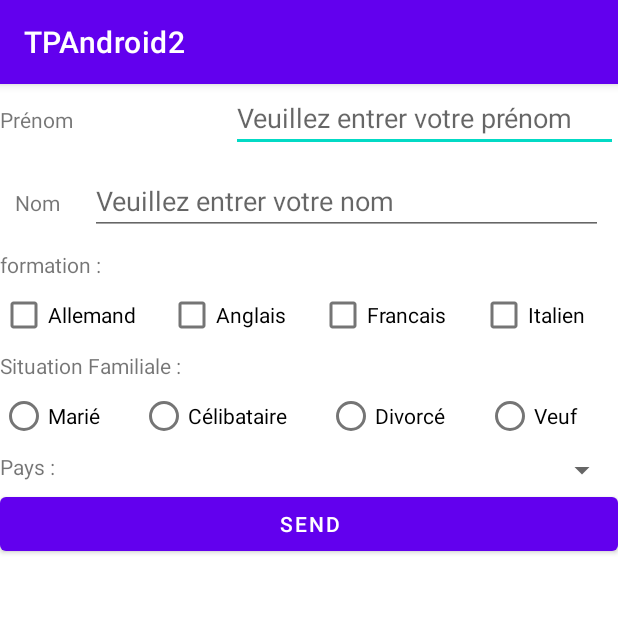
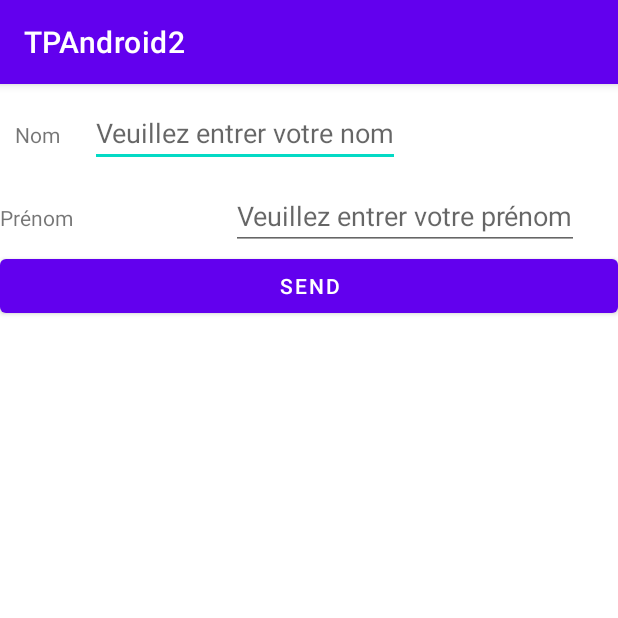
Before and after one commit to gretandroid/TP2Android, an Android app: the screen it shows after launch (MainActivity), on a phone screen of 412 x 824 dp, the top half of it. Run offline under Robolectric (Android 15) with nearby library versions, the phone set to English and light mode, and no system bars.

Commit message:
Revert "dernier changement en date"
This reverts commit 9f593d61

```diff
--- a/app/src/main/res/layout/activity_main.xml
+++ b/app/src/main/res/layout/activity_main.xml
@@ -3,43 +3,12 @@
 <LinearLayout xmlns:android="http://schemas.android.com/apk/res/android"
     xmlns:app="http://schemas.android.com/apk/res-auto"
     xmlns:tools="http://schemas.android.com/tools"
-    android:id="@+id/globalLayout"
     android:layout_width="match_parent"
-    android:layout_height="wrap_content"
+    android:layout_height="match_parent"
     android:orientation="vertical"
     tools:context=".MainActivity">
 
-
     <LinearLayout
-        android:id="@+id/personnalInfoLayout"
-        android:layout_width="match_parent"
-        android:layout_height="match_parent"
-        android:orientation="vertical">
-
-        <LinearLayout
-            android:id="@+id/firstNameLayout"
-            android:layout_width="match_parent"
-            android:layout_height="match_parent"
-            android:orientation="horizontal">
-
-            <TextView
-                android:layout_width="wrap_content"
-                android:layout_height="wrap_content"
-                android:hint="Veuillez entrer votre nom"
-                android:text="Prénom" />
-
-            <EditText
-                android:id="@+id/firstNameEditText"
-                android:layout_width="match_parent"
-                android:layout_height="wrap_content"
-                android:hint="Veuillez entrer votre prénom">
-
-            </EditText>
-
-        </LinearLayout>
-
-        <LinearLayout
-            android:id="@+id/lastNameLayout"
         android:layout_width="match_parent"
         android:layout_height="wrap_content"
         android:orientation="horizontal"
@@ -56,158 +25,36 @@
 
         <EditText
             android:id="@+id/lastNameEditText"
-                android:layout_width="match_parent"
+            android:layout_width="wrap_content"
             android:layout_height="wrap_content"
             android:hint="Veuillez entrer votre nom">
 
         </EditText>
 
     </LinearLayout>
-    </LinearLayout>
 
     <LinearLayout
-        android:id="@+id/formationLayout"
-        android:layout_width="match_parent"
-        android:layout_height="wrap_content"
-        android:orientation="vertical">
-
-        <LinearLayout
-            android:id="@+id/formationTextViewLayout"
-            android:layout_width="match_parent"
-            android:layout_height="match_parent"
-            android:orientation="horizontal">
-
-            <TextView
-                android:id="@+id/textView"
-                android:layout_width="wrap_content"
-                android:layout_height="wrap_content"
-                android:text="formation :" />
-        </LinearLayout>
-
-        <LinearLayout
-            android:id="@+id/formationCheckBoxesLayout"
-            android:layout_width="match_parent"
-            android:layout_height="match_parent"
-            android:orientation="horizontal">
-
-            <CheckBox
-                android:id="@+id/dutchCheckBox"
-                android:layout_width="wrap_content"
-                android:layout_height="wrap_content"
-                android:layout_weight="1"
-                android:text="Allemand" />
-
-            <CheckBox
-                android:id="@+id/englishCheckBox"
-                android:layout_width="wrap_content"
-                android:layout_height="wrap_content"
-                android:layout_weight="1"
-                android:text="Anglais" />
-
-            <CheckBox
-                android:id="@+id/frenchCheckBox"
-                android:layout_width="wrap_content"
-                android:layout_height="wrap_content"
-                android:layout_weight="1"
-                android:text="Francais" />
-
-            <CheckBox
-                android:id="@+id/italianCheckBox"
-                android:layout_width="wrap_content"
-                android:layout_height="wrap_content"
-                android:layout_weight="1"
-                android:text="Italien" />
-        </LinearLayout>
-
-    </LinearLayout>
-
-    <LinearLayout
-        android:id="@+id/familySituationLayout"
-        android:layout_width="match_parent"
-        android:layout_height="match_parent"
-        android:orientation="vertical">
-
-        <LinearLayout
-            android:id="@+id/familySituationTextViewLayout"
         android:layout_width="match_parent"
         android:layout_height="wrap_content"
         android:orientation="horizontal">
 
         <TextView
-                android:id="@+id/textView2"
-                android:layout_width="match_parent"
-                android:layout_height="match_parent"
-                android:layout_weight="1"
-                android:text="Situation Familiale :" />
-        </LinearLayout>
-
-        <LinearLayout
-            android:id="@+id/familySituationRadioGroupLayout"
-            android:layout_width="match_parent"
-            android:layout_height="wrap_content"
-            android:layout_weight="1"
-            android:orientation="horizontal">
-
-            <RadioGroup
-                android:id="@+id/familySituationRadioGroup"
-                android:layout_width="match_parent"
-                android:layout_height="match_parent"
-                android:orientation="horizontal">
-
-                <RadioButton
-                    android:id="@+id/marriedRadioButton"
             android:layout_width="wrap_content"
             android:layout_height="wrap_content"
-                    android:layout_weight="1"
-                    android:text="Marié" />
+            android:hint="Veuillez entrer votre nom"
+            android:text="Prénom" />
 
-                <RadioButton
-                    android:id="@+id/singleRadioButton"
+        <EditText
+            android:id="@+id/firstNameEditText"
             android:layout_width="wrap_content"
             android:layout_height="wrap_content"
-                    android:layout_weight="1"
-                    android:text="Célibataire" />
+            android:hint="Veuillez entrer votre prénom">
 
-                <RadioButton
-                    android:id="@+id/divorcedRadioButton"
-                    android:layout_width="wrap_content"
-                    android:layout_height="wrap_content"
-                    android:layout_weight="1"
-                    android:text="Divorcé" />
-
-                <RadioButton
-                    android:id="@+id/widowerRadioButton"
-                    android:layout_width="wrap_content"
-                    android:layout_height="wrap_content"
-                    android:layout_weight="1"
-                    android:text="Veuf" />
-            </RadioGroup>
-        </LinearLayout>
+        </EditText>
 
     </LinearLayout>
 
     <LinearLayout
-        android:id="@+id/countriesLayout"
-        android:layout_width="match_parent"
-        android:layout_height="wrap_content"
-        android:orientation="horizontal">
-
-        <TextView
-            android:id="@+id/textView3"
-            android:layout_width="wrap_content"
-            android:layout_height="wrap_content"
-            android:layout_weight="1"
-            android:text="Pays :" />
-
-        <Spinner
-            android:id="@+id/spinner"
-            android:layout_width="wrap_content"
-            android:layout_height="wrap_content" />
-
-    </LinearLayout>
-
-    <LinearLayout
-        android:id="@+id/buttonLayout"
         android:layout_width="match_parent"
         android:layout_height="wrap_content"
         android:orientation="horizontal">
@@ -222,5 +69,4 @@
             android:text="Send" />
     </LinearLayout>
 
-
 </LinearLayout>
```
Lines whose indentation alone changed are shown as unchanged.
